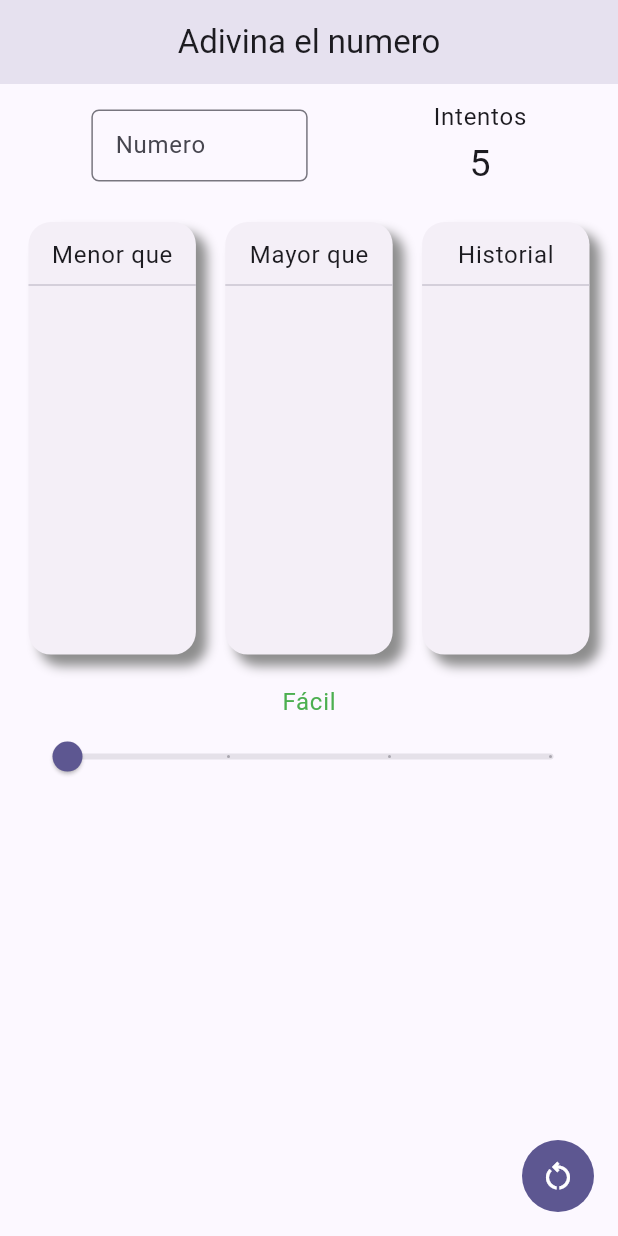
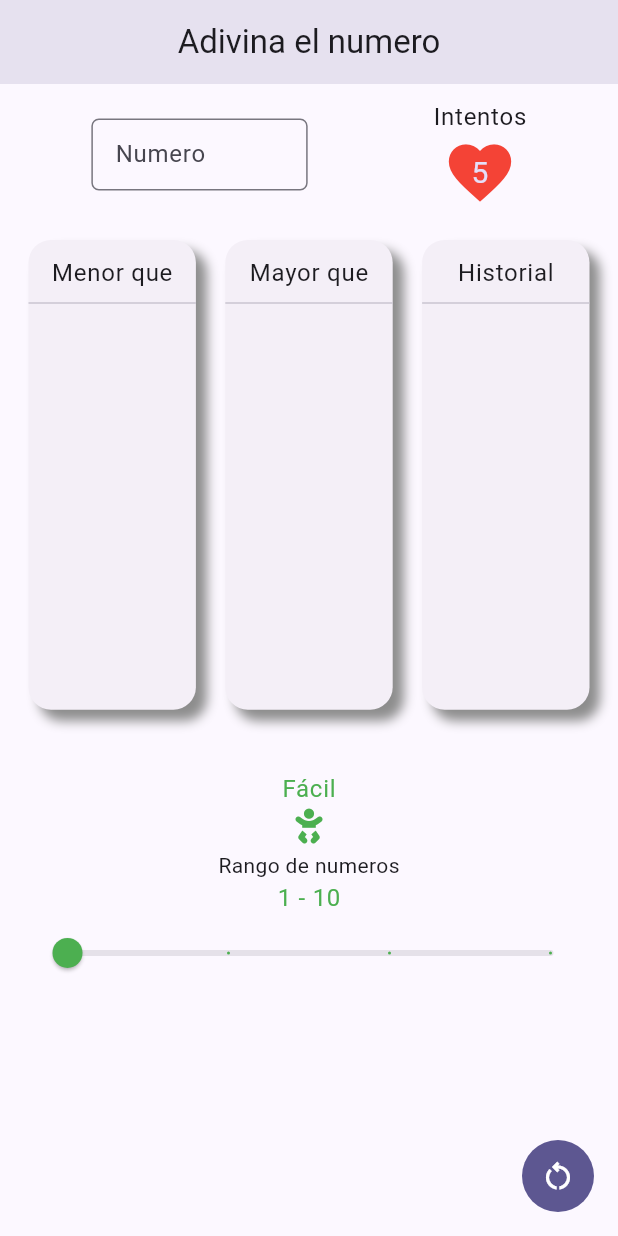
Before and after one commit to JAIME1523/Number-game, a Flutter app: the screen it shows after launch, on a phone screen of 412 x 824 dp. Run offline on Flutter 3.47's test engine with Material 3 defaults, Android fonts, the phone set to English and light mode, and no system bars; our stand-ins replace font_awesome_flutter.

Commit message:
Change logic provider, design

```diff
--- /dev/null
+++ b/devtools_options.yaml
@@ -0,0 +1 @@
+extensions:
--- a/lib/config/service/notifications_service.dart
+++ b/lib/config/service/notifications_service.dart
@@ -5,6 +5,7 @@ class NotificationsService {
       GlobalKey<ScaffoldMessengerState>();
 
   static showSnackbarError(String message) {
+    if (message.isEmpty) return;
     messagerKey.currentState!.clearSnackBars();
     final snackbar = SnackBar(
       backgroundColor: Colors.red.withOpacity(0.9),
@@ -18,5 +19,4 @@ class NotificationsService {
 
     messagerKey.currentState!.showSnackBar(snackbar);
   }
-
 }
--- a/lib/infreestructure/model/game_model.dart
+++ b/lib/infreestructure/model/game_model.dart
@@ -3,5 +3,5 @@ class GameModel {
   int numberRange;
   String level;
 
-  GameModel({required this.maxChance, required this.numberRange, required this.level, });
+  GameModel({ this.maxChance = 5,  this.numberRange = 10,  this.level='Facil', });
 }
--- /dev/null
+++ b/lib/infreestructure/model/review_value_model.dart
@@ -0,0 +1,13 @@
+import 'package:flutter/material.dart';
+
+class ReviewValueModel {
+  ReviewValueModel({
+    this.message = '',
+    this.function,
+    required this.compare,
+  });
+
+  String message;
+  final VoidCallback? function;
+  final bool compare;
+}
--- a/lib/main.dart
+++ b/lib/main.dart
@@ -5,10 +5,8 @@ import 'config/config.dart';
 import 'presentation/page/pages.dart';
 import 'presentation/provider/provider.dart';
 
-void main() => runApp(
-  ChangeNotifierProvider(
-    create: (_) => HomeProvider(), child: const MyApp())
-    );
+void main() => runApp(ChangeNotifierProvider(
+    create: (_) => HomeProvider()..selectLevel(), child: const MyApp()));
 
 class MyApp extends StatelessWidget {
   const MyApp({super.key});
--- a/lib/presentation/page/home_page.dart
+++ b/lib/presentation/page/home_page.dart
@@ -4,7 +4,6 @@ import 'package:provider/provider.dart';
 import '../provider/provider.dart';
 import '../widgets/widgets.dart';
 import 'widgets_page/widgets_page.dart';
-
 
 class HomePage extends StatelessWidget {
   const HomePage({Key? key}) : super(key: key);
@@ -19,8 +18,9 @@ class HomePage extends StatelessWidget {
       ),
       body: Padding(
         padding: const EdgeInsets.symmetric(horizontal: 19, vertical: 10),
-        child: ListView(
-          children:  [
+        child: SingleChildScrollView(
+          child: Column(
+            children: [
               const InputInfo(),
               const SizedBox(
                 height: 20,
@@ -30,18 +30,17 @@ class HomePage extends StatelessWidget {
                 children: [
                   ListNumbers(llistNumbers: provider.minorList,title: 'Menor que',),
                   ListNumbers(llistNumbers: provider.majorList, title: 'Mayor que'),
-                ListNumbers(llistNumbers: provider.answerList,title: 'Historial',
-                ),
+                  ListNumbers(llistNumbers: provider.answerList,title: 'Historial',),
                 ],
               ),
               const SliderInfo()
             ],
           ),
         ),
-    floatingActionButton:RestartButton(
-      onPressed:
-             (){ provider.resetetGame();}
-    ) ,
+      ),
+      floatingActionButton: RestartButton(onPressed: () {
+        provider.resetetGame();
+      }),
     );
   }
 }
--- a/lib/presentation/page/widgets_page/input_info.dart
+++ b/lib/presentation/page/widgets_page/input_info.dart
@@ -5,13 +5,13 @@ import 'package:provider/provider.dart';
 import '../../provider/provider.dart';
 import '../../widgets/widgets.dart';
 
-
 class InputInfo extends StatelessWidget {
   const InputInfo({super.key});
 
   @override
   Widget build(BuildContext context) {
     final styleText = Theme.of(context).textTheme;
+    final colors = Theme.of(context).colorScheme;
 
     final provider = context.watch<HomeProvider>();
     final size = MediaQuery.sizeOf(context);
@@ -39,8 +39,22 @@ class InputInfo extends StatelessWidget {
               'Intentos',
               style: styleText.bodyLarge,
             ),
-            Text('${provider.game.maxChance}',
-                style: styleText.bodyLarge!.copyWith(fontSize: 25))
+            Stack(
+              alignment: Alignment.center,
+              children: [
+                const Icon(
+                  Icons.favorite,
+                  size: 50,
+                  color: Colors.red,
+                ),
+                Align(
+                  alignment: Alignment.center,
+                  child: Text('${provider.game.maxChance}',
+                      style: styleText.bodyLarge!.copyWith(
+                          fontSize: 20, color: colors.secondaryContainer)),
+                ),
+              ],
+            )
           ],
         )
       ],
--- a/lib/presentation/page/widgets_page/slider_info.dart
+++ b/lib/presentation/page/widgets_page/slider_info.dart
@@ -1,9 +1,8 @@
-
 import 'package:flutter/material.dart';
+import 'package:font_awesome_flutter/font_awesome_flutter.dart';
 import 'package:provider/provider.dart';
 
 import '../../provider/provider.dart';
-
 
 class SliderInfo extends StatelessWidget {
   const SliderInfo({super.key});
@@ -11,38 +10,61 @@ class SliderInfo extends StatelessWidget {
   Widget build(BuildContext context) {
     final styleText = Theme.of(context).textTheme;
     final homeProvider = context.watch<HomeProvider>();
+    final size = MediaQuery.sizeOf(context);
 
     return Column(
       children: [
+        SizedBox(
+          height: size.height * 0.05,
+        ),
+        Text(
+          homeProvider.game.level,
+          style: styleText.bodyLarge!.copyWith(color: _switcCholor(homeProvider.valueSlider).color),
+        ),
+        Icon(_switcCholor(homeProvider.valueSlider).icon,
+          color: _switcCholor(homeProvider.valueSlider).color,
+        ),
         const SizedBox(
-          height: 20,
+          height: 5,
         ),
-        Text(homeProvider.game.level, style: styleText.bodyLarge!.copyWith(color: _switcCholor(homeProvider.valueSlider)),),
+        const Text('Rango de numeros'),
+        Text('1 - ${homeProvider.game.numberRange}',
+          style: styleText.bodyLarge!.copyWith(color: _switcCholor(homeProvider.valueSlider).color),
+        ),
         Slider(
             min: 0,
             max: 3,
+            thumbColor:  _switcCholor(homeProvider.valueSlider).color,
+            activeColor:  _switcCholor(homeProvider.valueSlider).color,
             divisions: 3,
             value: homeProvider.valueSlider,
-            onChangeEnd: (value) => homeProvider.selectLevel(),
             onChanged: (value) {
               homeProvider.valueSlider = value;
+              homeProvider.selectLevel();
             }),
       ],
     );
   }
 
-  _switcCholor(double level){
+  _LevelInfo _switcCholor(double level) {
     switch (level) {
       case 0:
-          return Colors.green;
+        return _LevelInfo(color: Colors.green, icon: FontAwesomeIcons.baby);
       case 1:
-          return Colors.amber;
+        return _LevelInfo(color: Colors.amber, icon: FontAwesomeIcons.childCombatant);
       case 2:
-          return Colors.orange;
+        return _LevelInfo(color: Colors.orange, icon: FontAwesomeIcons.personRifle);
       case 3:
-          return Colors.red;
+        return _LevelInfo(color: Colors.red, icon: FontAwesomeIcons.skull);
       default:
-         return const Color.fromARGB(255, 85, 6, 0);
+        return _LevelInfo(color: Colors.green, icon: FontAwesomeIcons.baby);
     }
   }
 }
+
+class _LevelInfo {
+  final Color color;
+  final IconData icon;
+
+  _LevelInfo({required this.color, required this.icon});
+}
--- a/lib/presentation/widgets/pages_widgets/list_numbers.dart
+++ b/lib/presentation/widgets/pages_widgets/list_numbers.dart
@@ -19,7 +19,7 @@ class ListNumbers extends StatelessWidget {
     final style = Theme.of(context).textTheme;
 
     return Container(
-      height: size.height * 0.35,
+      height: size.height * 0.38,
       width: (size.width - 40) * 0.30,
       decoration: BoxDecoration(
           color: colors.onInverseSurface,
@@ -29,17 +29,23 @@ class ListNumbers extends StatelessWidget {
               offset: Offset(7, 7),
               blurRadius: 6,
             ),
-
-      ], borderRadius: BorderRadius.circular(15)),
-      child: SingleChildScrollView(
+          ],
+          borderRadius: BorderRadius.circular(15)),
       child: Column(
         children: [
           const SizedBox(
             height: 10,
           ),
-            Text(title, style: style.bodyLarge,),
+          Text(
+            title,
+            style: style.bodyLarge,maxLines: 1,
+          ),
           const Divider(),
-            ...llistNumbers.map((answer) => Container(
+          Expanded(
+            child: SingleChildScrollView(
+              child: Column(
+                children: [
+                  ...llistNumbers.reversed.map((answer) => Container(
                         margin: const EdgeInsets.symmetric(vertical: 5),
                         width: (size.width - 40) * 0.2,
                         decoration: BoxDecoration(
@@ -61,6 +67,9 @@ class ListNumbers extends StatelessWidget {
                 ],
               ),
             ),
+          ),
+        ],
+      ),
     );
   }
 }
--- a/pubspec.yaml
+++ b/pubspec.yaml
@@ -12,6 +12,7 @@ dependencies:
   cupertino_icons: ^1.0.2
   flutter:
     sdk: flutter
+  font_awesome_flutter: ^10.7.0
   provider: ^6.1.1
 
 dev_dependencies:
@@ -19,7 +20,6 @@ dev_dependencies:
   flutter_lints: ^2.0.0
   flutter_test:
     sdk: flutter
-
 
 flutter:
 
```
Also changed, not shown: lib/presentation/provider/home_provider.dart (+26 -36 lines), pubspec.lock. Lines whose indentation alone changed are shown as unchanged.
